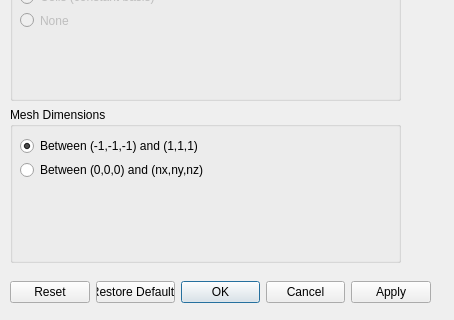
First picture: the form in src/Interface/Modules/Fields/CreateLatVolMesh.ui, repository SCIInstitute/SCIRun, before the edit; both pictures show x 0 to 454 and y 229 to 549 of the 454 by 549 pixel window.
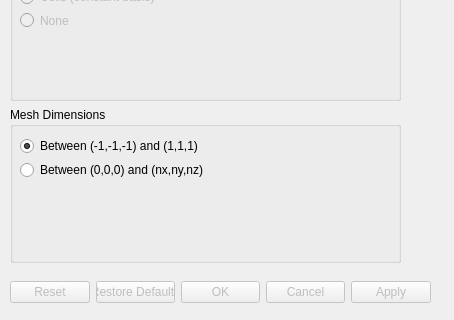
Second picture: the form after the edit.

What changed in the file:
```diff
--- a/src/Interface/Modules/Fields/CreateLatVolMesh.ui
+++ b/src/Interface/Modules/Fields/CreateLatVolMesh.ui
@@ -26,6 +26,9 @@
    <string>Dialog</string>
   </property>
   <widget class="QDialogButtonBox" name="buttonBox">
+   <property name="enabled">
+    <bool>false</bool>
+   </property>
    <property name="geometry">
     <rect>
      <x>10</x>
```
